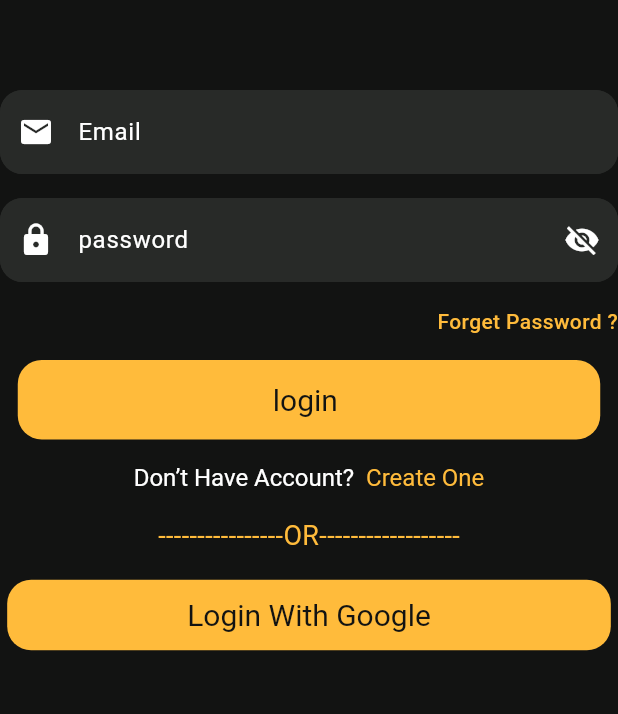
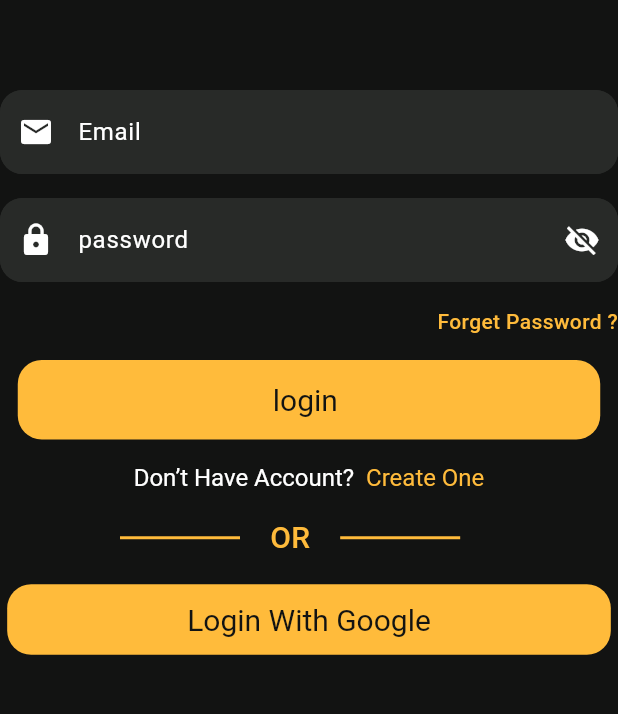
Before and after one commit to habiiba11/RouteMoviesApp, a Flutter app: the Login screen opened directly, on a phone screen of 412 x 824 dp, the part 177-891 px from its top. Run offline on Flutter 3.47's test engine with Material 3 defaults, Android fonts, the phone set to English and light mode, and no system bars; our stand-ins replace flutter_svg, google_fonts.

Commit message:
- i edited login screen

```diff
--- a/lib/main.dart
+++ b/lib/main.dart
@@ -20,7 +20,7 @@ class MyApp extends StatelessWidget {
         fontFamily: GoogleFonts.roboto().fontFamily
       ),
       debugShowCheckedModeBanner: false,
-      home:UpdatePorfile(),
+      home:Login(),
     );
   }
 }
--- a/lib/module/Screens/auth/login.dart
+++ b/lib/module/Screens/auth/login.dart
@@ -54,6 +54,7 @@ class Login extends StatelessWidget {
             SizedBox(height: 16),
             Container(
               child: TextFormField(
+                obscureText: true,
                 style: TextStyle(fontSize: 16, color: AppColor.white),
                 decoration: InputDecoration(
                   fillColor: AppColor.gray,
@@ -128,9 +129,34 @@ class Login extends StatelessWidget {
               ),
             ),
             SizedBox(height: 16),
-            Text(
-              "----------------OR------------------",
-              style: TextStyle(fontSize: 18, color: AppColor.yellow),
+            Row(
+              children: [
+                SizedBox(width: 80,),
+               Container(
+                    height: 2,
+                 width:80,
+                 color: AppColor.yellow,
+                  ),
+
+                const Padding(
+                  padding: EdgeInsets.symmetric(horizontal: 20),
+                  child: Text(
+                    'OR',
+                    style: TextStyle(
+
+                      color: AppColor.yellow,
+                      fontSize: 20,
+                      fontWeight: FontWeight.w500,
+                    ),
+                  ),
+                ),
+                      Container(
+                    height: 2,
+                   width:80,
+                    color: AppColor.yellow,
+                  ),
+
+              ],
             ),
             SizedBox(height: 16),
             FilledButton(
```
